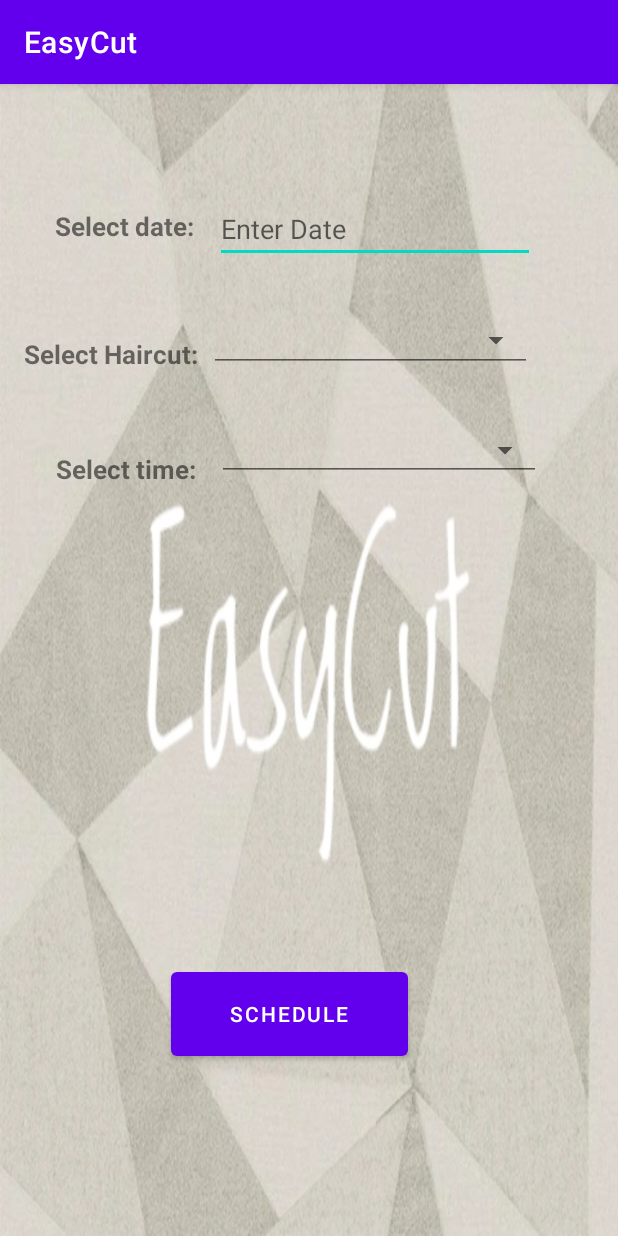
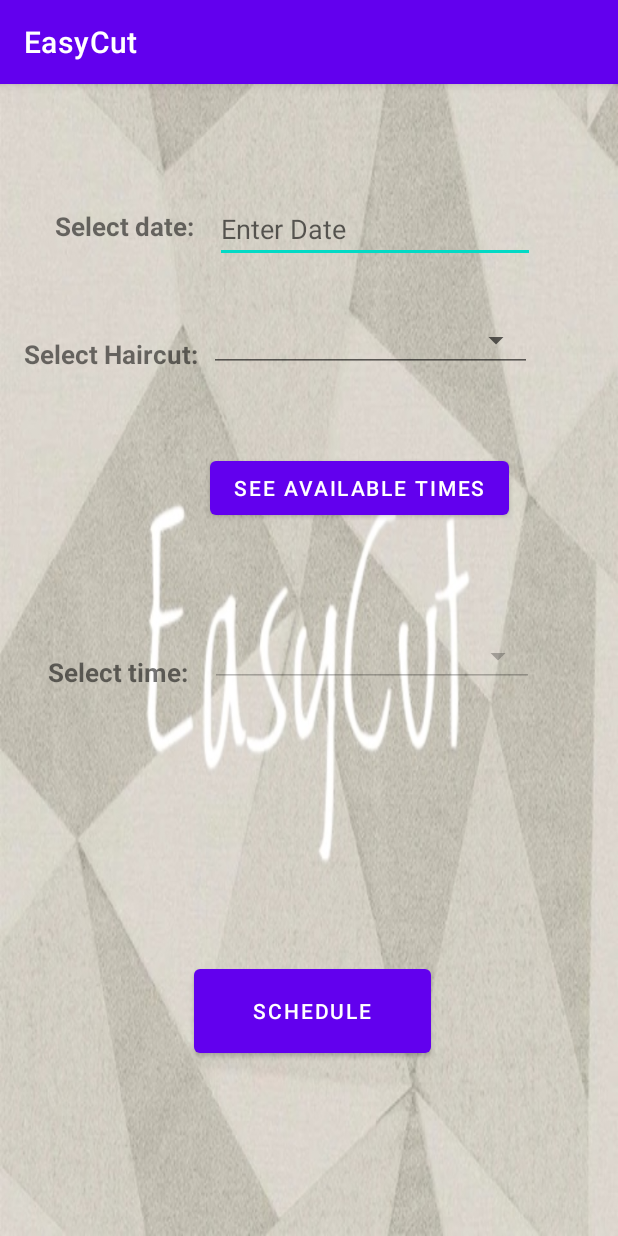
Before and after one commit to Asif-Rot/EasyCut, an Android app: the AppointmentActivity screen opened directly, with no data from a screen before it, on a phone screen of 412 x 824 dp. Run offline under Robolectric (Android 15) with nearby library versions, the light colour scheme and no system bars.

Commit message:
added button for show time

```diff
--- a/app/src/main/java/com/example/easycut/AppointmentActivity.java
+++ b/app/src/main/java/com/example/easycut/AppointmentActivity.java
@@ -8,6 +8,7 @@ import android.text.InputType;
 import android.view.View;
 import android.widget.AdapterView;
 import android.widget.ArrayAdapter;
+import android.widget.Button;
 import android.widget.DatePicker;
 import android.widget.EditText;
 import android.widget.Spinner;
@@ -21,6 +22,7 @@ public class AppointmentActivity extends AppCompatActivity  implements AdapterVi
     String[] times = {"", "10:00","10:30","11:00" };
     DatePickerDialog picker;
     EditText eText;
+    Button showTimes;
     @Override
     protected void onCreate(Bundle savedInstanceState) {
         super.onCreate(savedInstanceState);
@@ -58,9 +60,27 @@ public class AppointmentActivity extends AppCompatActivity  implements AdapterVi
         Spinner spinTimes = (Spinner) findViewById(R.id.timeSpinner);
         ArrayAdapter<String> adapterT = new ArrayAdapter<String>(this, android.R.layout.simple_spinner_item,times);
         adapterT.setDropDownViewResource(android.R.layout.simple_spinner_dropdown_item);
+        spinTimes.setEnabled(false);      //to disable
+        spinTimes.setClickable(false);
         spinTimes.setAdapter(adapterT);
         spinTimes.setOnItemSelectedListener(this);
 
+        //button for show time
+        showTimes = (Button) findViewById(R.id.btnChooseTime);
+        showTimes.setOnClickListener(new View.OnClickListener() {
+            @Override
+            public void onClick(View v) {
+                if (eText.getText().toString().equals(""))
+                    Toast.makeText(getApplicationContext(),"Please pick a date first", Toast.LENGTH_SHORT).show();
+                else if (spinHairCut.getSelectedItem().toString().equals(""))
+                        Toast.makeText(getApplicationContext(),"Please pick an haircut first", Toast.LENGTH_SHORT).show();
+                    else{
+                    spinTimes.setEnabled(true);      //to enable
+                    spinTimes.setClickable(true);
+                }
+
+            }
+        });
     }
 
     @Override
--- a/app/src/main/res/layout/activity_appointment.xml
+++ b/app/src/main/res/layout/activity_appointment.xml
@@ -65,20 +65,6 @@
         app:layout_constraintTop_toBottomOf="@+id/datePicker"
         app:layout_constraintVertical_bias="0.05" />
 
-    <TextView
-        android:id="@+id/textTime"
-        android:layout_width="wrap_content"
-        android:layout_height="wrap_content"
-        android:text="@string/select_time"
-        android:textSize="17sp"
-        android:textStyle="bold"
-        app:layout_constraintBottom_toBottomOf="parent"
-        app:layout_constraintEnd_toEndOf="parent"
-        app:layout_constraintHorizontal_bias="0.118"
-        app:layout_constraintStart_toStartOf="parent"
-        app:layout_constraintTop_toBottomOf="@+id/txtHairCut"
-        app:layout_constraintVertical_bias="0.09" />
-
     <Button
         android:id="@+id/button"
         android:layout_width="158dp"
@@ -86,10 +72,10 @@
         android:text="@string/schedule"
         app:layout_constraintBottom_toBottomOf="parent"
         app:layout_constraintEnd_toEndOf="parent"
-        app:layout_constraintHorizontal_bias="0.45"
+        app:layout_constraintHorizontal_bias="0.509"
         app:layout_constraintStart_toStartOf="parent"
         app:layout_constraintTop_toTopOf="parent"
-        app:layout_constraintVertical_bias="0.837" />
+        app:layout_constraintVertical_bias="0.834" />
 
     <Spinner
         android:id="@+id/timeSpinner"
@@ -100,10 +86,36 @@
         android:spinnerMode="dialog"
         app:layout_constraintBottom_toBottomOf="parent"
         app:layout_constraintEnd_toEndOf="parent"
-        app:layout_constraintHorizontal_bias="0.219"
+        app:layout_constraintHorizontal_bias="0.208"
         app:layout_constraintStart_toEndOf="@+id/textTime"
         app:layout_constraintTop_toBottomOf="@+id/spinner1"
-        app:layout_constraintVertical_bias="0.059" />
+        app:layout_constraintVertical_bias="0.315" />
+
+    <TextView
+        android:id="@+id/textTime"
+        android:layout_width="wrap_content"
+        android:layout_height="wrap_content"
+        android:text="@string/select_time"
+        android:textSize="17sp"
+        android:textStyle="bold"
+        app:layout_constraintBottom_toBottomOf="parent"
+        app:layout_constraintEnd_toEndOf="parent"
+        app:layout_constraintHorizontal_bias="0.1"
+        app:layout_constraintStart_toStartOf="parent"
+        app:layout_constraintTop_toBottomOf="@+id/txtHairCut"
+        app:layout_constraintVertical_bias="0.337" />
+
+    <Button
+        android:id="@+id/btnChooseTime"
+        android:layout_width="wrap_content"
+        android:layout_height="wrap_content"
+        android:text="see available times"
+        app:layout_constraintBottom_toTopOf="@+id/timeSpinner"
+        app:layout_constraintEnd_toEndOf="parent"
+        app:layout_constraintHorizontal_bias="0.657"
+        app:layout_constraintStart_toStartOf="parent"
+        app:layout_constraintTop_toBottomOf="@+id/spinner1"
+        app:layout_constraintVertical_bias="0.441" />
 
 
 </androidx.constraintlayout.widget.ConstraintLayout>
```
